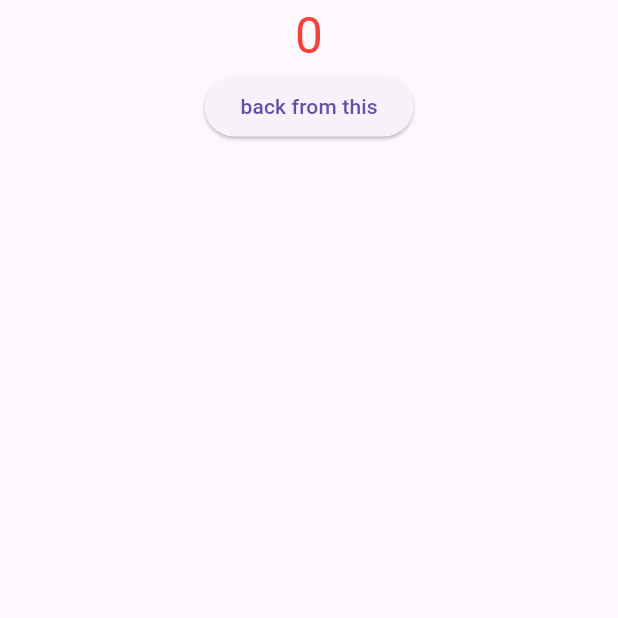
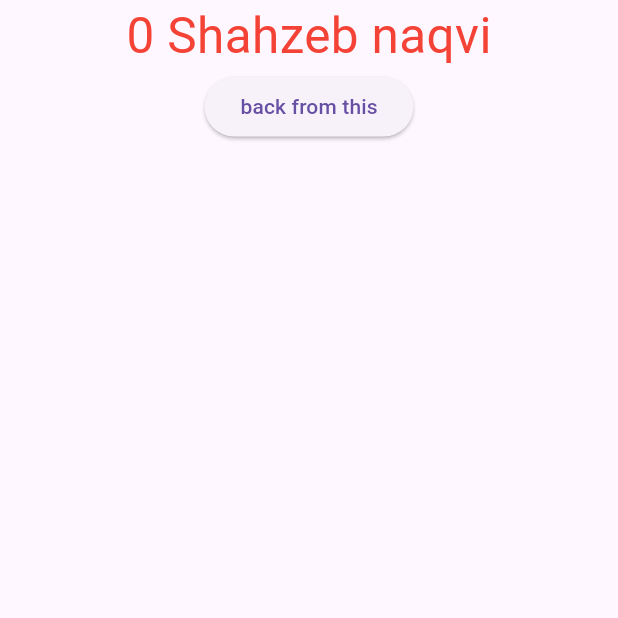
Before and after one commit to codewithowais/GetX-beginners, a Flutter app: the screen it shows after launch, after a tap on "Navigate", on a phone screen of 412 x 824 dp, the top half of it. Run offline on Flutter 3.47's test engine with Material 3 defaults, Android fonts, the phone set to English and light mode, and no system bars; our stand-ins replace get.

Commit message:
getX -routing

```diff
--- a/lib/views/add/add_view.dart
+++ b/lib/views/add/add_view.dart
@@ -13,10 +13,12 @@ class AddView extends StatelessWidget {
       body: Center(
           child: Column(
         children: [
-          TextComponent(textComponentValue: "${homeControl.counterValue}"),
+          TextComponent(
+              textComponentValue:
+                  "${homeControl.counterValue} ${Get.arguments}"),
           ElevatedButton(
               onPressed: () {
-                Get.back();
+                Get.back(result: "I am Back");
               },
               child: Text("back from this"))
         ],
--- a/lib/views/home/home_view.dart
+++ b/lib/views/home/home_view.dart
@@ -33,12 +33,14 @@ class HomeView extends StatelessWidget {
             //       textComponentValue:"${homeControl.counterValue.value}",
             //     ))),
             ElevatedButton(
-                onPressed: () {
+                onPressed: () async {
                   // Navigator.push(context,
                   //     MaterialPageRoute(builder: (context) => AddView()));
                   // Get.off(() => AddView());
                   // Get.offAll(() => AddView());
-                  Get.to(() => AddView());
+                  var abc =
+                      await Get.to(() => AddView(), arguments: "Shahzeb naqvi");
+                  print(abc);
                   // Get.offUntil( AddView());
                 },
                 child: Text("Navigate"))
```
